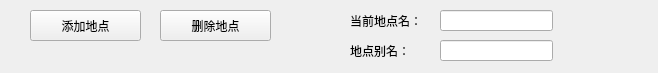
Before: the Qt Designer form poswidget.ui in skleaves/CampusNav, drawn with Qt 5.
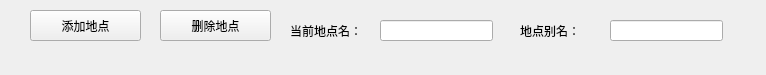
After: the same form once the commit is applied.

```diff
--- a/poswidget.ui
+++ b/poswidget.ui
@@ -6,8 +6,8 @@
    <rect>
     <x>0</x>
     <y>0</y>
-    <width>658</width>
-    <height>73</height>
+    <width>766</width>
+    <height>75</height>
    </rect>
   </property>
   <property name="windowTitle">
@@ -16,8 +16,8 @@
   <widget class="QLabel" name="label">
    <property name="geometry">
     <rect>
-     <x>350</x>
-     <y>10</y>
+     <x>290</x>
+     <y>20</y>
      <width>101</width>
      <height>21</height>
     </rect>
@@ -29,8 +29,8 @@
   <widget class="QLabel" name="label_2">
    <property name="geometry">
     <rect>
-     <x>350</x>
-     <y>40</y>
+     <x>520</x>
+     <y>20</y>
      <width>101</width>
      <height>21</height>
     </rect>
@@ -42,8 +42,8 @@
   <widget class="QLineEdit" name="line1st">
    <property name="geometry">
     <rect>
-     <x>440</x>
-     <y>10</y>
+     <x>380</x>
+     <y>20</y>
      <width>113</width>
      <height>21</height>
     </rect>
@@ -52,8 +52,8 @@
   <widget class="QLineEdit" name="line2nd">
    <property name="geometry">
     <rect>
-     <x>440</x>
-     <y>40</y>
+     <x>610</x>
+     <y>20</y>
      <width>113</width>
      <height>21</height>
     </rect>
```
